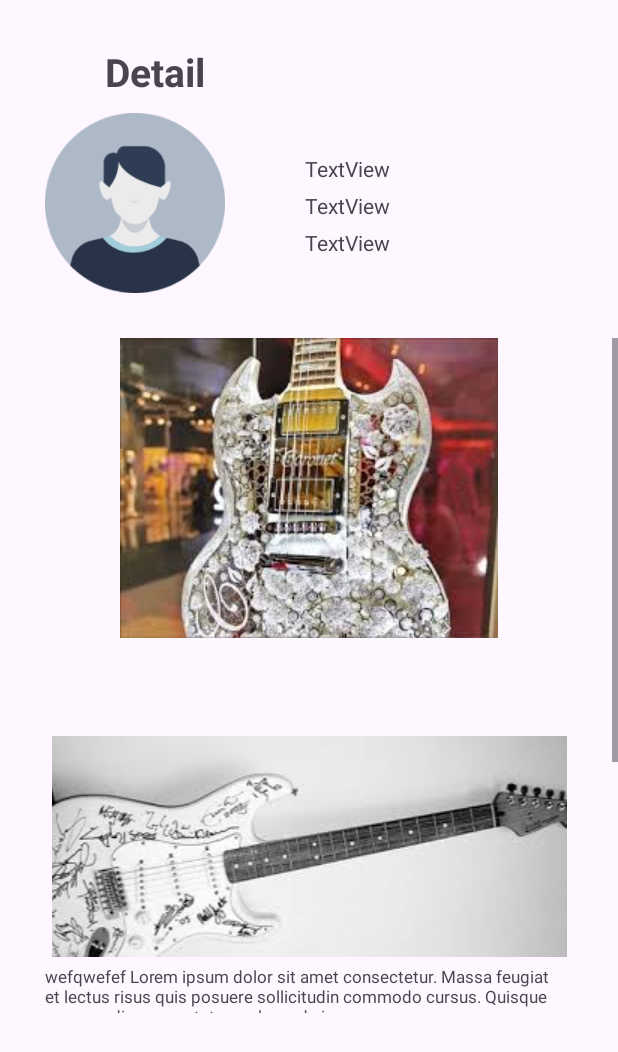
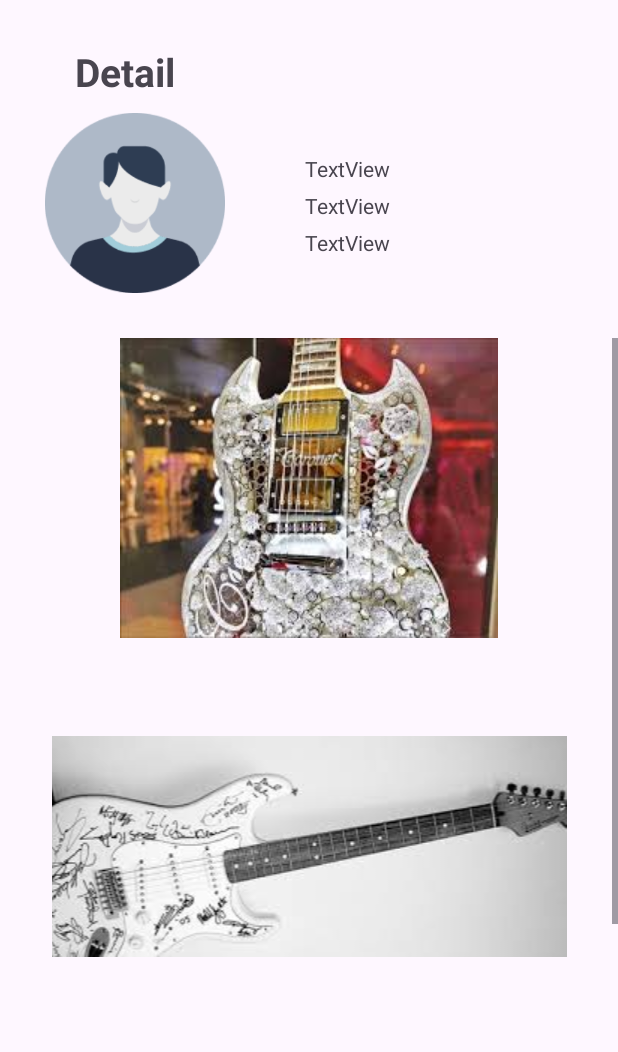
Before and after one commit to 1chanhue1/snsproject, an Android app: the layout activity_detail.xml on its own in the app's theme, with its tools: preview values and no code run, on a phone screen of 412 x 824 dp. Shown: the top 1052 px of the screen. Run offline under Robolectric (Android 15) with nearby library versions, the phone set to English and light mode, and no system bars.

Commit message:
detail page 중간점검

```diff
--- a/app/src/main/res/layout/activity_detail.xml
+++ b/app/src/main/res/layout/activity_detail.xml
@@ -21,7 +21,7 @@
         android:id="@+id/tv_dv_title"
         android:layout_width="wrap_content"
         android:layout_height="wrap_content"
-        android:layout_marginStart="70dp"
+        android:layout_marginStart="50dp"
         android:layout_marginTop="30dp"
         android:text="Detail"
         android:textSize="26sp"
@@ -63,7 +63,7 @@
             android:text="TextView" />
 
         <TextView
-            android:id="@+id/tv_user_info"
+            android:id="@+id/tv_user_spec"
             android:layout_width="match_parent"
             android:layout_height="wrap_content"
             android:text="TextView" />
@@ -78,58 +78,44 @@
         <LinearLayout
             android:layout_width="match_parent"
             android:layout_height="wrap_content"
-            android:paddingHorizontal="30dp"
-            android:orientation="vertical" >
+            android:orientation="vertical"
+            android:paddingHorizontal="30dp">
 
             <ImageView
                 android:id="@+id/iv_post1"
                 android:layout_width="match_parent"
                 android:layout_height="match_parent"
-                android:src="@drawable/jdh_11"
+                android:layout_gravity="center"
                 android:layout_marginBottom="5dp"
-                android:layout_gravity="center"/>
+                android:src="@drawable/jdh_11" />
 
             <TextView
                 android:id="@+id/tv_post1"
                 android:layout_width="wrap_content"
                 android:layout_height="50dp"
+                android:layout_gravity="left"
                 android:layout_marginBottom="10dp"
-                android:textSize="11sp"
-                android:layout_gravity="left"
-                />
+                android:textSize="11sp" />
 
             <ImageView
                 android:id="@+id/iv_post2"
                 android:layout_width="match_parent"
                 android:layout_height="match_parent"
-                android:src="@drawable/jdh_12"
+                android:layout_gravity="center"
                 android:layout_marginBottom="5dp"
-                android:layout_gravity="center"/>
+                android:src="@drawable/jdh_12" />
 
             <TextView
                 android:id="@+id/tv_post2"
                 android:layout_width="wrap_content"
                 android:layout_height="50dp"
-                android:textSize="11sp"
-                android:layout_gravity="left"
-                android:layout_marginBottom="10dp"
-                android:text="@string/detail_post" />
-
-            <ImageView
-                android:id="@+id/iv_post3"
-                android:layout_width="match_parent"
-                android:layout_height="match_parent"
-                android:src="@drawable/kch_11"
-                android:layout_marginBottom="5dp"
-                android:layout_gravity="center"/>
+                android:textSize="11sp" />
 
             <TextView
+                android:id="@+id/tv_post3"
                 android:layout_width="wrap_content"
                 android:layout_height="50dp"
-                android:textSize="11sp"
-                android:layout_gravity="left"
-                android:text="@string/detail_post"/>
-
+                android:textSize="11sp" />
 
         </LinearLayout>
     </ScrollView>
```
Also changed, not shown: app/src/main/java/com/akbkbaaa/snsproject/DetailActivity.kt (+31 -2 lines).
